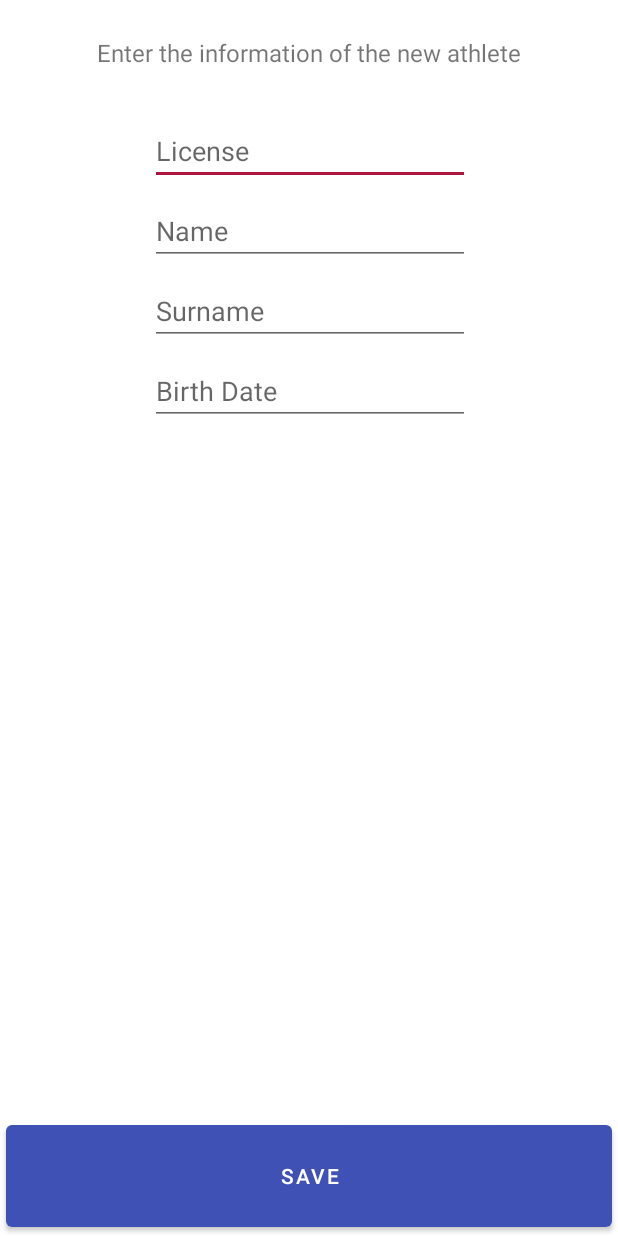
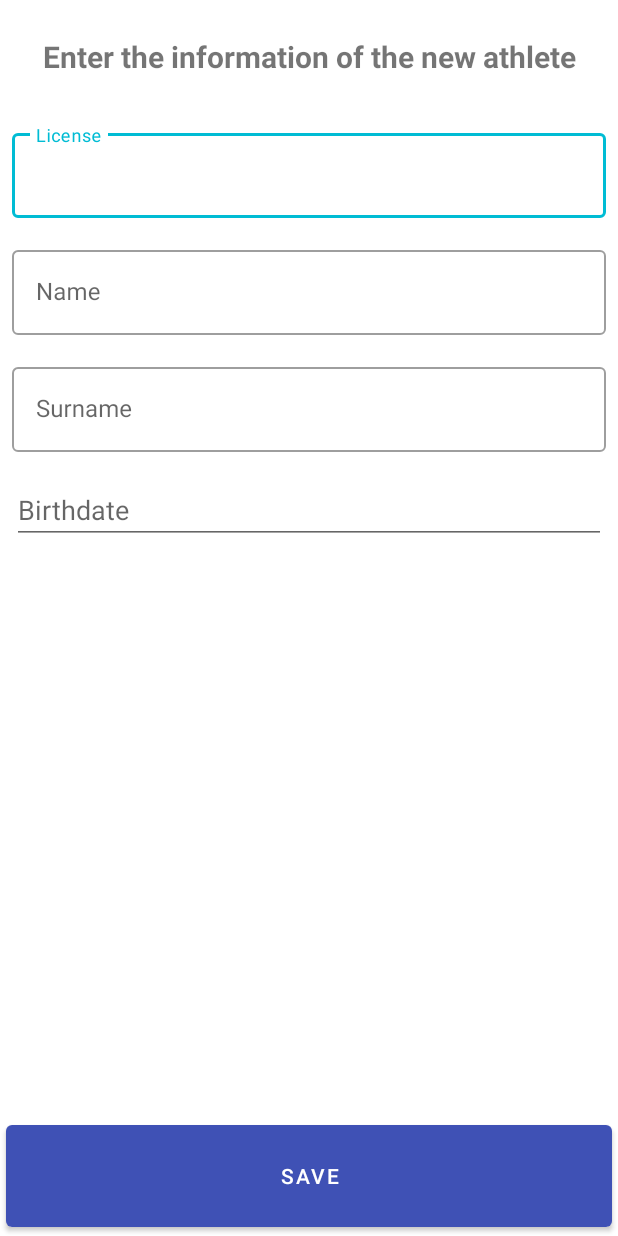
Before and after one commit to ivione93/myWorkout-app, an Android app: the NewAthlete screen opened directly, with no data from a screen before it, on a phone screen of 412 x 824 dp. Run offline under Robolectric (Android 15) with nearby library versions, the phone set to English and light mode, and no system bars; 1 statement that could not run was skipped.

Commit message:
Clean reppository

```diff
--- a/app/src/main/java/com/ivione/myworkout/NewAthlete.java
+++ b/app/src/main/java/com/ivione/myworkout/NewAthlete.java
@@ -1,79 +1,15 @@
 package com.ivione.myworkout;
 
-import android.content.Intent;
 import android.os.Bundle;
-import android.widget.Button;
-import android.widget.EditText;
-import android.widget.TextView;
 
 import androidx.appcompat.app.AppCompatActivity;
 
-import com.android.volley.Request;
-import com.android.volley.RequestQueue;
-import com.android.volley.toolbox.JsonArrayRequest;
-import com.android.volley.toolbox.Volley;
-
-import org.json.JSONException;
-import org.json.JSONObject;
-
 public class NewAthlete extends AppCompatActivity {
-
-    TextView textView2;
-    EditText licenseText, nameText, surnameText, birthDateInput;
-    Button saveButton;
-
-    RequestQueue requestQueue;
-    private static final String URL = "http://127.0.0.1:8080/workout/athlete/M1599/competition/all";
 
     @Override
     protected void onCreate(Bundle savedInstanceState) {
         super.onCreate(savedInstanceState);
         setContentView(R.layout.new_athlete);
         getSupportActionBar().hide();
-
-        requestQueue = Volley.newRequestQueue(this);
-        textView2 = findViewById(R.id.textView2);
-        jsonArrayRequest();
-
-        licenseText = findViewById(R.id.licenseText);
-        nameText = findViewById(R.id.nameText);
-        surnameText = findViewById(R.id.surnameText);
-        birthDateInput = findViewById(R.id.birthDateInput);
-        saveButton = findViewById(R.id.saveButton);
-
-        saveButton.setOnClickListener(view -> {
-            String enviarCorreo = "ivgarciag@yahoo.es";
-            String enviarAsunto = "[MyWorkout] Prueba de envío";
-            String enviarMensaje = "Licencia: " + licenseText.getText().toString() +
-                    " Nombre: " + nameText.getText().toString() + " " + surnameText.getText().toString();
-
-            Intent intent = new Intent(Intent.ACTION_SEND);
-
-            intent.putExtra(Intent.EXTRA_EMAIL, new String[]{enviarCorreo});
-            intent.putExtra(Intent.EXTRA_SUBJECT, enviarAsunto);
-            intent.putExtra(Intent.EXTRA_TEXT, enviarMensaje);
-
-            intent.setType("message/rfc822");
-
-            startActivity(Intent.createChooser(intent, "Elije un cliente de correo"));
-        });
-    }
-
-    private void jsonArrayRequest() {
-        JsonArrayRequest json = new JsonArrayRequest(Request.Method.GET, URL, null, response -> {
-            int size = response.length();
-            for (int i=0; i<size; i++) {
-                try {
-                    JSONObject jsonObject = new JSONObject(response.get(i).toString());
-                    String licencia = jsonObject.getString("license");
-                    textView2.append("License: " + licencia + "/n");
-                } catch (JSONException e) {
-                    e.printStackTrace();
-                }
-            }
-        }, error -> {
-
-        });
-        requestQueue.add(json);
     }
 }
--- a/app/src/main/res/layout/new_athlete.xml
+++ b/app/src/main/res/layout/new_athlete.xml
@@ -12,60 +12,88 @@
         android:layout_height="wrap_content"
         android:layout_marginTop="24dp"
         android:text="Enter the information of the new athlete"
-        android:textSize="16dp"
+        android:textSize="20dp"
+        android:textStyle="bold"
         app:layout_constraintEnd_toEndOf="parent"
         app:layout_constraintStart_toStartOf="parent"
         app:layout_constraintTop_toTopOf="parent" />
 
-    <EditText
+    <com.google.android.material.textfield.TextInputLayout
         android:id="@+id/licenseText"
-        android:layout_width="wrap_content"
+        style="@style/Widget.MaterialComponents.TextInputLayout.OutlinedBox"
+        android:layout_width="match_parent"
         android:layout_height="wrap_content"
+        android:layout_marginStart="8dp"
+        android:layout_marginLeft="8dp"
         android:layout_marginTop="32dp"
-        android:ems="10"
+        android:layout_marginEnd="8dp"
+        android:layout_marginRight="8dp"
         android:hint="License"
-        android:inputType="textPersonName"
         app:layout_constraintEnd_toEndOf="parent"
-        app:layout_constraintHorizontal_bias="0.502"
         app:layout_constraintStart_toStartOf="parent"
-        app:layout_constraintTop_toBottomOf="@+id/textView2" />
+        app:layout_constraintTop_toBottomOf="@+id/textView2">
 
-    <EditText
+        <com.google.android.material.textfield.TextInputEditText
+            android:id="@+id/editTextLicense"
+            android:layout_width="match_parent"
+            android:layout_height="wrap_content" />
+    </com.google.android.material.textfield.TextInputLayout>
+
+    <com.google.android.material.textfield.TextInputLayout
         android:id="@+id/nameText"
-        android:layout_width="wrap_content"
+        style="@style/Widget.MaterialComponents.TextInputLayout.OutlinedBox"
+        android:layout_width="match_parent"
         android:layout_height="wrap_content"
-        android:layout_marginTop="8dp"
-        android:ems="10"
+        android:layout_marginStart="8dp"
+        android:layout_marginLeft="8dp"
+        android:layout_marginTop="16dp"
+        android:layout_marginEnd="8dp"
+        android:layout_marginRight="8dp"
         android:hint="Name"
-        android:inputType="textPersonName"
         app:layout_constraintEnd_toEndOf="parent"
-        app:layout_constraintHorizontal_bias="0.502"
         app:layout_constraintStart_toStartOf="parent"
-        app:layout_constraintTop_toBottomOf="@+id/licenseText" />
+        app:layout_constraintTop_toBottomOf="@+id/licenseText">
 
-    <EditText
+        <com.google.android.material.textfield.TextInputEditText
+            android:id="@+id/editTextName"
+            android:layout_width="match_parent"
+            android:layout_height="wrap_content" />
+    </com.google.android.material.textfield.TextInputLayout>
+
+    <com.google.android.material.textfield.TextInputLayout
         android:id="@+id/surnameText"
-        android:layout_width="wrap_content"
+        style="@style/Widget.MaterialComponents.TextInputLayout.OutlinedBox"
+        android:layout_width="match_parent"
         android:layout_height="wrap_content"
-        android:layout_marginTop="8dp"
-        android:ems="10"
+        android:layout_marginStart="8dp"
+        android:layout_marginLeft="8dp"
+        android:layout_marginTop="16dp"
+        android:layout_marginEnd="8dp"
+        android:layout_marginRight="8dp"
         android:hint="Surname"
-        android:inputType="textPersonName"
         app:layout_constraintEnd_toEndOf="parent"
-        app:layout_constraintHorizontal_bias="0.502"
         app:layout_constraintStart_toStartOf="parent"
-        app:layout_constraintTop_toBottomOf="@+id/nameText" />
+        app:layout_constraintTop_toBottomOf="@+id/nameText">
+
+        <com.google.android.material.textfield.TextInputEditText
+            android:id="@+id/editTextSurname"
+            android:layout_width="match_parent"
+            android:layout_height="wrap_content" />
+    </com.google.android.material.textfield.TextInputLayout>
 
     <EditText
         android:id="@+id/birthDateInput"
-        android:layout_width="wrap_content"
+        android:layout_width="match_parent"
         android:layout_height="wrap_content"
-        android:layout_marginTop="8dp"
+        android:layout_marginStart="8dp"
+        android:layout_marginLeft="8dp"
+        android:layout_marginTop="16dp"
+        android:layout_marginEnd="8dp"
+        android:layout_marginRight="8dp"
         android:ems="10"
-        android:hint="Birth Date"
+        android:hint="Birthdate"
         android:inputType="date"
         app:layout_constraintEnd_toEndOf="parent"
-        app:layout_constraintHorizontal_bias="0.502"
         app:layout_constraintStart_toStartOf="parent"
         app:layout_constraintTop_toBottomOf="@+id/surnameText" />
 
--- a/app/src/main/res/values-night/themes.xml
+++ b/app/src/main/res/values-night/themes.xml
@@ -24,9 +24,9 @@
 
     <!-- Configuración específica para light-->
     <style name="Theme.MyWorkout.LightDark" parent="Theme.MyWorkout">
-        <item name="colorPrimary">@color/purple_500</item>
-        <item name="colorPrimaryVariant">@color/purple_900</item>
-        <item name="colorSecondary">@color/red_500</item>
+        <item name="colorPrimary">#00BCD4</item>
+        <item name="colorPrimaryVariant">#2196F3</item>
+        <item name="colorSecondary">#3F51B5</item>
     </style>
 
 </resources>
--- /dev/null
+++ b/app/src/main/res/values/dimens.xml
@@ -0,0 +1,6 @@
+<?xml version="1.0" encoding="utf-8"?>
+<resources>
+    <!-- Default screen margins, per the Android Design guidelines. -->
+    <dimen name="activity_horizontal_margin">16dp</dimen>
+    <dimen name="activity_vertical_margin">16dp</dimen>
+</resources>
--- a/app/src/main/res/values/themes.xml
+++ b/app/src/main/res/values/themes.xml
@@ -24,9 +24,9 @@
 
     <!-- Configuración específica para light-->
     <style name="Theme.MyWorkout.LightDark" parent="Theme.MyWorkout">
-        <item name="colorPrimary">@color/purple_500</item>
-        <item name="colorPrimaryVariant">@color/purple_900</item>
-        <item name="colorSecondary">@color/red_500</item>
+        <item name="colorPrimary">#00BCD4</item>
+        <item name="colorPrimaryVariant">#2196F3</item>
+        <item name="colorSecondary">#3F51B5</item>
     </style>
 
 </resources>
```
